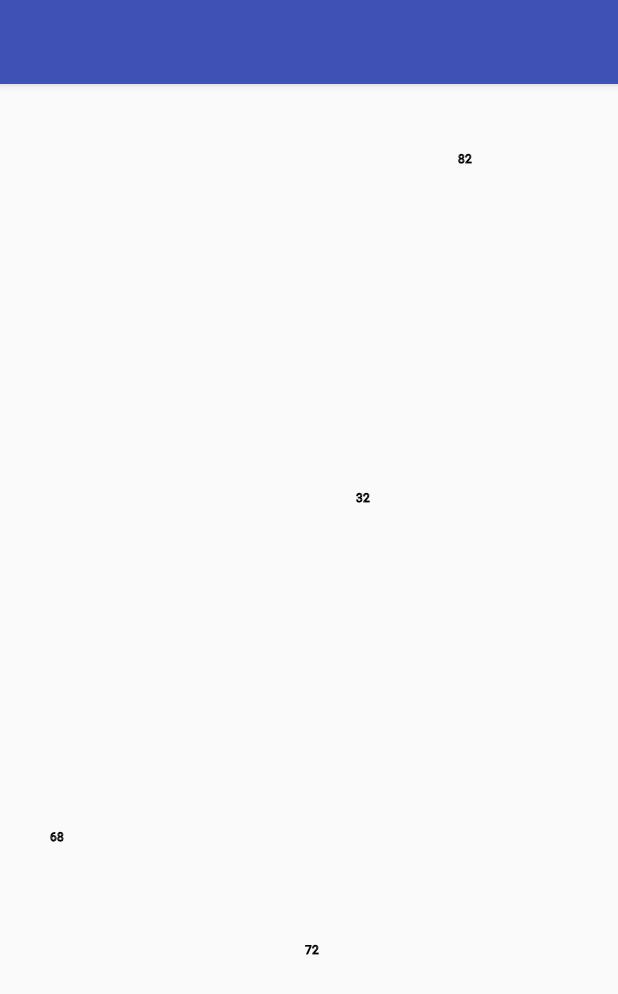
After one commit to Dual-Task/HUDvsWatch, an Android app: the layout activity_study.xml on its own in the app's theme, with its tools: preview values and no code run, on a phone screen of 412 x 824 dp. The commit adds this screen. Shown: the top 994 px of the screen. Run offline under Robolectric (Android 15) with nearby library versions, the phone set to English and light mode, and no system bars.

Commit message:
Integrate canvas with random number grid into new activity view

```diff
--- a/mobile/build.gradle
+++ b/mobile/build.gradle
@@ -22,6 +22,7 @@ dependencies {
     implementation fileTree(dir: 'libs', include: ['*.jar'])
     implementation 'com.android.support:appcompat-v7:26.1.0'
     implementation 'com.android.support.constraint:constraint-layout:1.1.3'
+    implementation 'com.android.support:design:26.1.0'
     testImplementation 'junit:junit:4.12'
     androidTestImplementation 'com.android.support.test:runner:1.0.2'
     androidTestImplementation 'com.android.support.test.espresso:espresso-core:3.0.2'
--- a/mobile/src/main/AndroidManifest.xml
+++ b/mobile/src/main/AndroidManifest.xml
@@ -16,6 +16,10 @@
                 <category android:name="android.intent.category.LAUNCHER" />
             </intent-filter>
         </activity>
+        <activity
+            android:name=".StudyActivity"
+            android:label="@string/title_activity_study"
+            android:theme="@style/AppTheme.NoActionBar"></activity>
     </application>
 
 </manifest>
--- /dev/null
+++ b/mobile/src/main/java/edu/gatech/ic/hudvswatch/CanvasView.java
@@ -0,0 +1,83 @@
+package edu.gatech.ic.hudvswatch;
+
+import android.content.Context;
+import android.graphics.Bitmap;
+import android.graphics.Canvas;
+import android.graphics.Color;
+import android.graphics.Paint;
+import android.util.AttributeSet;
+import android.util.Log;
+import android.view.MotionEvent;
+import android.view.View;
+
+public class CanvasView extends View {
+
+    Bitmap mBitmap;
+    Canvas mCanvas;
+    Context context;
+    Paint mTextPaint;
+
+    public CanvasView(Context c, AttributeSet attrs) {
+        super(c, attrs);
+        context = c;
+
+        // and we set a new Paint with the desired attributes
+        mTextPaint = new Paint();
+        mTextPaint.setAntiAlias(true);
+        mTextPaint.setColor(Color.BLACK);
+        mTextPaint.setStyle(Paint.Style.STROKE);
+        mTextPaint.setStrokeJoin(Paint.Join.ROUND);
+        mTextPaint.setStrokeWidth(1f);
+    }
+
+    // override onSizeChanged
+    @Override
+    protected void onSizeChanged(int w, int h, int oldw, int oldh) {
+        super.onSizeChanged(w, h, oldw, oldh);
+
+        // your Canvas will draw onto the defined Bitmap
+        mBitmap = Bitmap.createBitmap(w, h, Bitmap.Config.ARGB_8888);
+        mCanvas = new Canvas(mBitmap);
+    }
+
+    // override onDraw
+    @Override
+    protected void onDraw(Canvas canvas) {
+        mCanvas = canvas;
+        super.onDraw(canvas);
+        this.drawNextGrid(canvas);
+    }
+
+    @Override
+    public boolean onTouchEvent(MotionEvent event) {
+        this.invalidate();
+        return super.onTouchEvent(event);
+    }
+
+    private void drawNextGrid(Canvas canvas) {
+        int[][] numberGrid = RandomGridGenerator.getInstance().getNextGrid();
+
+        final int BORDER = 100;
+        int xCellCount = RandomGridGenerator.getInstance().getGridWidth();
+        int yCellCount = RandomGridGenerator.getInstance().getGridHeight();
+        final int X_DISTANCE = ((mCanvas.getWidth() - BORDER) / xCellCount);
+        final int Y_DISTANCE = ((mCanvas.getHeight() - BORDER) / yCellCount);
+
+//        final int X_DISTANCE = 10;
+//        final int Y_DISTANCE = 10;
+
+        Log.i("draw", String.format("Canvas Width = %d, Canvas Height = %d", mCanvas.getWidth(), mCanvas.getHeight()));
+        Log.i("draw", String.format("Canvas X Dist = %d, Canvas Y Dist = %d", X_DISTANCE, Y_DISTANCE));
+
+        for (int i = 0; i < xCellCount; i++) {
+            for (int j = 0; j < yCellCount; j++) {
+                int value = numberGrid[i][j];
+                if (value == 0) {
+                    continue;
+                }
+                canvas.drawText(Integer.toString(value), BORDER / 2 + i * X_DISTANCE, BORDER / 2 + j * Y_DISTANCE, mTextPaint);
+            }
+        }
+    }
+
+}
--- a/mobile/src/main/java/edu/gatech/ic/hudvswatch/MainActivity.java
+++ b/mobile/src/main/java/edu/gatech/ic/hudvswatch/MainActivity.java
@@ -1,5 +1,6 @@
 package edu.gatech.ic.hudvswatch;
 
+import android.content.Intent;
 import android.content.pm.ActivityInfo;
 import android.support.v7.app.AppCompatActivity;
 import android.os.Bundle;
@@ -33,16 +34,22 @@ public class MainActivity extends AppCompatActivity {
 
         setRequestedOrientation(ActivityInfo.SCREEN_ORIENTATION_LANDSCAPE);
 
-
         addConditionsToSpinner();
     }
 
     public void onStartButtonClick(View v) {
-        String subjectId = ((EditText) findViewById(R.id.subject_id_text)).getText().toString();
-        String condition = ((Spinner) findViewById(R.id.conditions_spinner)).getSelectedItem().toString();
-        Boolean isTraining = !((ToggleButton) findViewById(R.id.study_mode_toggle_button)).isChecked();
+        final String subjectId = ((EditText) findViewById(R.id.subject_id_text)).getText().toString();
+        final String condition = ((Spinner) findViewById(R.id.conditions_spinner)).getSelectedItem().toString();
+        final Boolean isTraining = !((ToggleButton) findViewById(R.id.study_mode_toggle_button)).isChecked();
 
         Log.d(TAG, String.format("Subject ID = %s, Condition = %s, Is Training = %s", subjectId, condition, isTraining.toString()));
+
+        Intent intent = new Intent(this, StudyActivity.class) {{
+            putExtra("subjectId", subjectId);
+            putExtra("condition", condition);
+            putExtra("isTraining", isTraining);
+        }};
+        startActivity(intent);
     }
 
     public void addConditionsToSpinner() {
--- /dev/null
+++ b/mobile/src/main/java/edu/gatech/ic/hudvswatch/RandomGridGenerator.java
@@ -0,0 +1,94 @@
+package edu.gatech.ic.hudvswatch;
+
+import android.support.annotation.NonNull;
+
+import java.util.ArrayList;
+import java.util.HashSet;
+import java.util.List;
+import java.util.Random;
+import java.util.Set;
+
+/**
+ * Created by p13i on 10/29/18.
+ */
+
+public class RandomGridGenerator {
+    private static final RandomGridGenerator ourInstance = new RandomGridGenerator();
+
+    public static RandomGridGenerator getInstance() {
+        return ourInstance;
+    }
+
+
+    private static final int GRID_HEIGHT = 10;
+    private static final int GRID_WIDTH = 10;
+    private static final int GRID_VALUES_LOWER_BOUND = 10;
+    private static final int GRID_VALUES_UPPER_BOUND = 100;  // exclusive
+    private static final int GRID_COUNT = 5;
+
+    private static Random random = new Random(42);
+
+    private RandomGridGenerator() {
+    }
+
+
+    public int getGridHeight() {
+        return GRID_HEIGHT;
+    }
+
+    public int getGridWidth() {
+        return GRID_WIDTH;
+    }
+
+    public int[][] getNextGrid() {
+        int[][] grid = new int[GRID_HEIGHT][GRID_WIDTH];
+
+        // Get the indices where we'll populate numbers
+        List<Integer> randomNumericalIndices = getUniqueRandomInts(GRID_COUNT, 1, GRID_HEIGHT * GRID_WIDTH);
+
+        // Get the values we'll populate at these incidies
+        List<Integer> randomValues = getUniqueRandomInts(GRID_COUNT, GRID_VALUES_LOWER_BOUND, GRID_VALUES_UPPER_BOUND);
+
+        // Populate the grid
+        for (int i = 0; i < GRID_WIDTH; i++) {
+            for (int j = 0; j < GRID_HEIGHT; j++) {
+                int numericalIndex = (GRID_WIDTH * i) + (j + 1);
+//                Log.d("tag", String.format("%d, %d = %d", i, j, numericalIndex));
+
+                int indexOfNumericalIndexInRandomIndices = randomNumericalIndices.indexOf(numericalIndex);
+                if (indexOfNumericalIndexInRandomIndices == -1) {
+                    continue;
+                }
+
+                // Fetch the corresponding random value
+                int randomValue = randomValues.get(indexOfNumericalIndexInRandomIndices);
+
+                // Set the value in the grid
+                grid[i][j] = randomValue;
+//                Log.d("tag", String.format("%d, %d = %d - written", i, j, randomValue));
+            }
+        }
+        return grid;
+    }
+
+
+    @NonNull
+    private List<Integer> getUniqueRandomInts(int count, int lowerBound, int upperBound /* exclusive */) {
+        if (upperBound - lowerBound < count) {
+            throw new IllegalArgumentException();
+        }
+
+        // Get unique random ints
+        Set<Integer> selectedNumbers = new HashSet<>();
+        while (selectedNumbers.size() < count) {
+            int randomValue = getNextRandom(lowerBound, upperBound);
+            selectedNumbers.add(randomValue);
+        }
+
+        return new ArrayList<>(selectedNumbers);
+    }
+
+    private int getNextRandom(int lowerBound, int upperBound) {
+        return lowerBound + random.nextInt(upperBound - lowerBound);
+    }
+}
--- /dev/null
+++ b/mobile/src/main/java/edu/gatech/ic/hudvswatch/StudyActivity.java
@@ -0,0 +1,23 @@
+package edu.gatech.ic.hudvswatch;
+
+import android.content.pm.ActivityInfo;
+import android.os.Bundle;
+import android.support.design.widget.FloatingActionButton;
+import android.support.design.widget.Snackbar;
+import android.support.v7.app.AppCompatActivity;
+import android.support.v7.widget.Toolbar;
+import android.view.View;
+
+public class StudyActivity extends AppCompatActivity {
+
+    @Override
+    protected void onCreate(Bundle savedInstanceState) {
+        super.onCreate(savedInstanceState);
+        setContentView(R.layout.activity_study);
+
+        setRequestedOrientation(ActivityInfo.SCREEN_ORIENTATION_LANDSCAPE);
+
+        CanvasView canvasView = findViewById(R.id.signature_canvas);
+    }
+
+}
--- /dev/null
+++ b/mobile/src/main/res/layout/activity_study.xml
@@ -0,0 +1,29 @@
+<?xml version="1.0" encoding="utf-8"?>
+<android.support.design.widget.CoordinatorLayout xmlns:android="http://schemas.android.com/apk/res/android"
+    xmlns:app="http://schemas.android.com/apk/res-auto"
+    xmlns:tools="http://schemas.android.com/tools"
+    android:layout_width="match_parent"
+    android:layout_height="match_parent"
+    tools:context="edu.gatech.ic.hudvswatch.StudyActivity">
+
+    <android.support.design.widget.AppBarLayout
+        android:layout_width="match_parent"
+        android:layout_height="wrap_content"
+        android:theme="@style/AppTheme.AppBarOverlay">
+
+        <android.support.v7.widget.Toolbar
+            android:id="@+id/toolbar"
+            android:layout_width="match_parent"
+            android:layout_height="?attr/actionBarSize"
+            android:background="?attr/colorPrimary"
+            app:popupTheme="@style/AppTheme.PopupOverlay" />
+
+    </android.support.design.widget.AppBarLayout>
+
+    <edu.gatech.ic.hudvswatch.CanvasView
+        android:id="@+id/signature_canvas"
+        android:layout_width="match_parent"
+        android:layout_height="match_parent"
+        android:textColor="#FFFFFF" />
+
+</android.support.design.widget.CoordinatorLayout>
--- /dev/null
+++ b/mobile/src/main/res/values/dimens.xml
@@ -0,0 +1,3 @@
+<resources>
+    <dimen name="fab_margin">16dp</dimen>
+</resources>
--- a/mobile/src/main/res/values/strings.xml
+++ b/mobile/src/main/res/values/strings.xml
@@ -1,3 +1,4 @@
 <resources>
     <string name="app_name">HUDvsWatch</string>
+    <string name="title_activity_study">StudyActivity</string>
 </resources>
--- a/mobile/src/main/res/values/styles.xml
+++ b/mobile/src/main/res/values/styles.xml
@@ -8,4 +8,13 @@
         <item name="colorAccent">@color/colorAccent</item>
     </style>
 
+    <style name="AppTheme.NoActionBar">
+        <item name="windowActionBar">false</item>
+        <item name="windowNoTitle">true</item>
+    </style>
+
+    <style name="AppTheme.AppBarOverlay" parent="ThemeOverlay.AppCompat.Dark.ActionBar" />
+
+    <style name="AppTheme.PopupOverlay" parent="ThemeOverlay.AppCompat.Light" />
+
 </resources>
```
